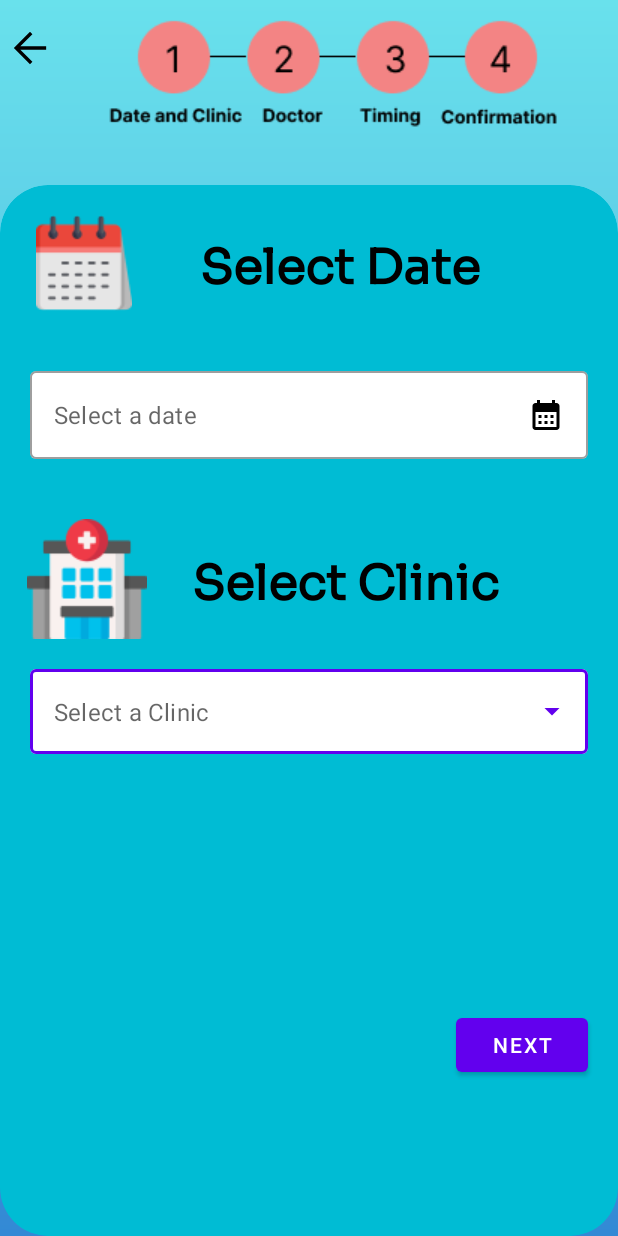
After one commit to dlimyy/MCQueue, an Android app: the BookingScreenDate screen opened directly, with no data from a screen before it, on a phone screen of 412 x 824 dp. The commit adds this screen. Run offline under Robolectric (Android 15) with nearby library versions, the phone set to English and light mode, and no system bars; our stand-ins replace Firebase (no records; nobody signed in at launch, a user with empty details on screens opened directly); Roboto replaces fonts that are not available here.

Commit message:
Updated booking feature choose timing feature

```diff
--- /dev/null
+++ b/app/src/main/java/orbital/project/BookingScreenDate.kt
@@ -0,0 +1,93 @@
+package orbital.project
+
+import android.app.DatePickerDialog
+import android.content.Intent
+import androidx.appcompat.app.AppCompatActivity
+import android.os.Bundle
+import android.text.TextUtils
+import android.widget.*
+import com.google.android.material.snackbar.Snackbar
+import com.google.firebase.firestore.FirebaseFirestore
+import java.text.SimpleDateFormat
+import java.util.*
+import kotlin.collections.ArrayList
+
+class BookingScreenDate : AppCompatActivity() {
+    private lateinit var dateListener : DatePickerDialog.OnDateSetListener
+    private val bookCalendar = Calendar.getInstance()
+    private lateinit var bookingDate : EditText
+    private lateinit var bookingClinic : AutoCompleteTextView
+    private lateinit var nextButton : Button
+    private lateinit var clinics : ArrayList<String>
+    private lateinit var backButton : ImageView
+    private lateinit var db : FirebaseFirestore
+
+    override fun onCreate(savedInstanceState: Bundle?) {
+        super.onCreate(savedInstanceState)
+        setContentView(R.layout.activity_booking_screen_date)
+        bookingDate = findViewById(R.id.bookingDate)
+        backButton = findViewById(R.id.navigateBookingActivityMainActivity)
+        clinics = ArrayList()
+        db = FirebaseFirestore.getInstance()
+        db.collection("Clinics").get().addOnSuccessListener { result ->
+            for (document in result) {
+                clinics.add(document.get("Name") as String)
+            }
+        }
+        dateListener = DatePickerDialog.OnDateSetListener { _, year, month, dayOfMonth ->
+            bookCalendar.set(Calendar.YEAR, year)
+            bookCalendar.set(Calendar.MONTH, month)
+            bookCalendar.set(Calendar.DAY_OF_MONTH, dayOfMonth)
+            updateLabel()
+        }
+
+        bookingDate.setOnClickListener {
+            val datePicker = DatePickerDialog(this,dateListener,bookCalendar.get(Calendar.YEAR)
+                ,bookCalendar.get(Calendar.MONTH),bookCalendar.get(Calendar.DAY_OF_MONTH))
+            datePicker.datePicker.minDate = Calendar.getInstance(Locale.CHINA).timeInMillis
+            val millisecondsInWeek = 7 * 24 * 60 * 60 * 1000
+            datePicker.datePicker.maxDate = Calendar
+                .getInstance(Locale.CHINA).timeInMillis + millisecondsInWeek
+            datePicker.show()
+        }
+
+        val adaptor = ArrayAdapter<String>(this,
+            com.google.android.material.R.layout.support_simple_spinner_dropdown_item,clinics)
+
+        bookingClinic = findViewById(R.id.bookingClinic)
+        bookingClinic.setAdapter(adaptor)
+        nextButton = findViewById(R.id.nextBookingScreenDoctor)
+
+        nextButton.setOnClickListener {
+            if (!TextUtils.isEmpty(bookingDate.text.toString())
+                && !TextUtils.isEmpty(bookingClinic.text.toString())) {
+                val dayFormat = SimpleDateFormat("EEE", Locale.ENGLISH)
+                val day = dayFormat.format(bookCalendar.time)
+                val intent = Intent(this, BookingScreenDoctor::class.java)
+                intent.putExtra("day", day)
+                intent.putExtra("date", bookingDate.text.toString())
+                intent.putExtra("clinic", bookingClinic.text.toString())
+                startActivity(intent)
+                overridePendingTransition(R.anim.slide_in_right, R.anim.slide_out_left)
+            } else {
+                Snackbar.make(bookingDate,
+                    "Please key in a valid date or clinic", Snackbar.LENGTH_SHORT).show()
+            }
+        }
+    }
+
+    override fun onStart() {
+        super.onStart()
+        backButton.setOnClickListener {
+            startActivity(Intent(this,BookingActivity::class.java))
+            finish()
+        }
+    }
+
+    private fun updateLabel() {
+        val myFormat = "dd/MM/yy"
+        val dateFormat = SimpleDateFormat(myFormat, Locale.ENGLISH)
+        bookingDate.setText(dateFormat.format(bookCalendar.time))
+    }
+
+}
--- a/app/src/main/java/orbital/project/MainActivity.kt
+++ b/app/src/main/java/orbital/project/MainActivity.kt
@@ -46,7 +46,7 @@ class MainActivity : AppCompatActivity() {
     override fun onStart() {
         super.onStart()
         bookingcalendar.setOnClickListener {
-            startActivity(Intent(this, BookingActivity::class.java))
+            startActivity(Intent(this, BookingScreenDate::class.java))
         }
         queueLocator.setOnClickListener {
             startActivity(Intent(this,QueueLocator::class.java))
--- a/app/src/main/java/orbital/project/SearchDoctor.kt
+++ b/app/src/main/java/orbital/project/SearchDoctor.kt
@@ -234,7 +234,6 @@ class SearchDoctor : AppCompatActivity() {
 
     private fun filter(gender : String, language: String, day: String) {
         filterArray = ArrayList()
-        var counter : Int = 0
         for (doc in docArray) {
 
             if (doc.gender == gender || gender == "All" || gender == "Gender") {
--- a/app/src/main/java/orbital/project/SearchDoctorAdaptor.kt
+++ b/app/src/main/java/orbital/project/SearchDoctorAdaptor.kt
@@ -54,8 +54,8 @@ class SearchDoctorAdaptor(private val docArray : ArrayList<Doctor>)
     override fun onBindViewHolder(holder: ViewHolder, position: Int) {
         val doctor = docArray[position]
         holder.name.text = doctor.name
-//        Glide.with(holder.itemView).load(Firebase.storage.reference.child("Images/"
-//                + doctor.mcrNumber)).placeholder(R.drawable.doctor__1_).into(holder.profilePic)
+        GlideApp.with(holder.itemView).load(Firebase.storage.reference.child("Images/"
+                + doctor.mcrNumber)).placeholder(R.drawable.doctor__1_).into(holder.profilePic)
     }
 
     override fun getItemCount(): Int {
--- /dev/null
+++ b/app/src/main/res/layout/activity_booking_screen_date.xml
@@ -0,0 +1,139 @@
+<?xml version="1.0" encoding="utf-8"?>
+<androidx.constraintlayout.widget.ConstraintLayout xmlns:android="http://schemas.android.com/apk/res/android"
+    xmlns:app="http://schemas.android.com/apk/res-auto"
+    xmlns:tools="http://schemas.android.com/tools"
+    android:layout_width="match_parent"
+    android:layout_height="match_parent"
+    android:background="@drawable/background_colour"
+    tools:context=".BookingScreenDate">
+
+    <RelativeLayout
+        android:id="@+id/topBarBookingDateClinic"
+        android:layout_width="match_parent"
+        android:layout_height="wrap_content"
+        app:layout_constraintTop_toTopOf="parent"
+        app:layout_constraintRight_toRightOf="parent"
+        app:layout_constraintLeft_toLeftOf="parent">
+
+        <ImageView
+            android:id="@+id/navigateBookingActivityMainActivity"
+            android:layout_width="32dp"
+            android:layout_height="32dp"
+            android:layout_marginStart="4dp"
+            android:layout_marginTop="16dp"
+            android:src="@drawable/backarrow" />
+
+        <ImageView
+            android:layout_width="wrap_content"
+            android:layout_height="wrap_content"
+            android:layout_alignParentEnd="true"
+            android:layout_marginEnd="40dp"
+            android:src="@drawable/progressbar_dateclinic" />
+
+    </RelativeLayout>
+
+    <androidx.cardview.widget.CardView
+        android:layout_width="match_parent"
+        android:layout_height="0dp"
+        app:cardCornerRadius="32dp"
+        app:layout_constraintBottom_toBottomOf="parent"
+        app:layout_constraintHeight_percent="0.85"
+        app:layout_constraintLeft_toLeftOf="parent"
+        app:layout_constraintRight_toRightOf="parent"
+        app:layout_constraintTop_toBottomOf="@+id/topBarBookingDateClinic"
+        app:layout_constraintVertical_bias="1"
+        app:cardMaxElevation="20dp"
+        app:cardBackgroundColor="#FF00BCD4">
+
+        <LinearLayout
+            android:layout_width="match_parent"
+            android:layout_height="match_parent"
+            android:orientation="vertical">
+
+            <TextView
+                android:paddingStart="24dp"
+                android:paddingEnd="48dp"
+                android:layout_width="match_parent"
+                android:layout_height="wrap_content"
+                android:layout_marginTop="20dp"
+                android:fontFamily="@font/sora"
+                android:gravity="center"
+                android:textColor="@color/black"
+                android:textSize="32sp"
+                android:textStyle="bold"
+                android:text="Select Date"
+                app:drawableLeftCompat="@drawable/calendar" />
+
+            <com.google.android.material.textfield.TextInputLayout
+                style="@style/Widget.MaterialComponents.TextInputLayout.OutlinedBox"
+                android:layout_width="match_parent"
+                android:layout_height="wrap_content"
+                android:layout_marginTop="20dp"
+                app:boxBackgroundColor="@color/white"
+                app:hintEnabled="false"
+                android:padding="20dp">
+
+                <com.google.android.material.textfield.TextInputEditText
+                    android:id="@+id/bookingDate"
+                    android:layout_width="match_parent"
+                    android:layout_height="wrap_content"
+                    android:drawableEnd="@drawable/ic_baseline_calendar_month_24"
+                    android:cursorVisible="false"
+                    android:longClickable="false"
+                    android:focusable="false"
+                    android:focusableInTouchMode="false"
+                    android:hint="Select a date" />
+
+            </com.google.android.material.textfield.TextInputLayout>
+
+            <TextView
+                android:layout_width="match_parent"
+                android:layout_height="wrap_content"
+                android:layout_marginTop="20dp"
+                android:fontFamily="@font/sora"
+                android:gravity="center"
+                android:textColor="@color/black"
+                android:textSize="32sp"
+                android:textStyle="bold"
+                android:paddingStart="18dp"
+                android:paddingEnd="50dp"
+                android:text="Select Clinic"
+                app:drawableStartCompat="@drawable/hospital_2" />
+
+            <com.google.android.material.textfield.TextInputLayout
+                android:layout_width="match_parent"
+                android:layout_height="wrap_content"
+                android:layout_marginTop="10dp"
+                style="@style/Widget.MaterialComponents.TextInputLayout.OutlinedBox.ExposedDropdownMenu"
+                app:boxBackgroundMode="outline"
+                app:boxBackgroundColor="@color/white"
+                app:hintEnabled="false"
+                android:paddingHorizontal="20dp"
+                android:paddingVertical="10dp"
+                >
+
+                <AutoCompleteTextView
+                    android:id="@+id/bookingClinic"
+                    android:layout_width="match_parent"
+                    android:layout_height="wrap_content"
+                    android:hint="Select a Clinic"
+                    android:inputType="none"
+                    android:drawableRight="@drawable/ic_baseline_search_24"
+                    />
+
+            </com.google.android.material.textfield.TextInputLayout>
+
+            <Button
+                android:id="@+id/nextBookingScreenDoctor"
+                android:layout_width="wrap_content"
+                android:layout_height="wrap_content"
+                android:layout_marginTop="160dp"
+                android:layout_marginRight="20dp"
+                android:layout_gravity="right"
+                android:text="Next"/>
+
+        </LinearLayout>
+    </androidx.cardview.widget.CardView>
+
+
+</androidx.constraintlayout.widget.ConstraintLayout>
--- a/build.gradle
+++ b/build.gradle
@@ -1,12 +1,12 @@
 buildscript {
     dependencies {
-        classpath 'com.google.gms:google-services:4.3.10'
+        classpath 'com.google.gms:google-services:4.3.13'
     }
 }// Top-level build file where you can add configuration options common to all sub-projects/modules.
 plugins {
     id 'com.android.application' version '7.2.1' apply false
     id 'com.android.library' version '7.2.1' apply false
-    id 'org.jetbrains.kotlin.android' version '1.7.0' apply false
+    id 'org.jetbrains.kotlin.android' version '1.7.10' apply false
     id 'com.google.android.libraries.mapsplatform.secrets-gradle-plugin' version '2.0.1' apply false
 }
 
```
Also changed, not shown: app/build.gradle (+6 -3 lines), app/src/main/AndroidManifest.xml (+11 -0 lines), app/src/main/java/orbital/project/AddDoctor.kt (+12 -12 lines), app/src/main/java/orbital/project/BookingActivity.kt (+1 -74 lines), app/src/main/java/orbital/project/BookingScreenDoctor.kt (+8 -2 lines), app/src/main/java/orbital/project/BookingScreenTiming.kt (+55 -7 lines), app/src/main/java/orbital/project/DoctorProfilePageSearch.kt (+7 -0 lines), app/src/main/java/orbital/project/MyAppGlideModule.kt (added, +27 -0 lines), app/src/main/res/layout/activity_login_page.xml (+32 -36 lines), app/src/main/res/layout/activity_register.xml (+27 -22 lines), app/src/main/res/layout/activity_start_screen.xml (+17 -17 lines).
